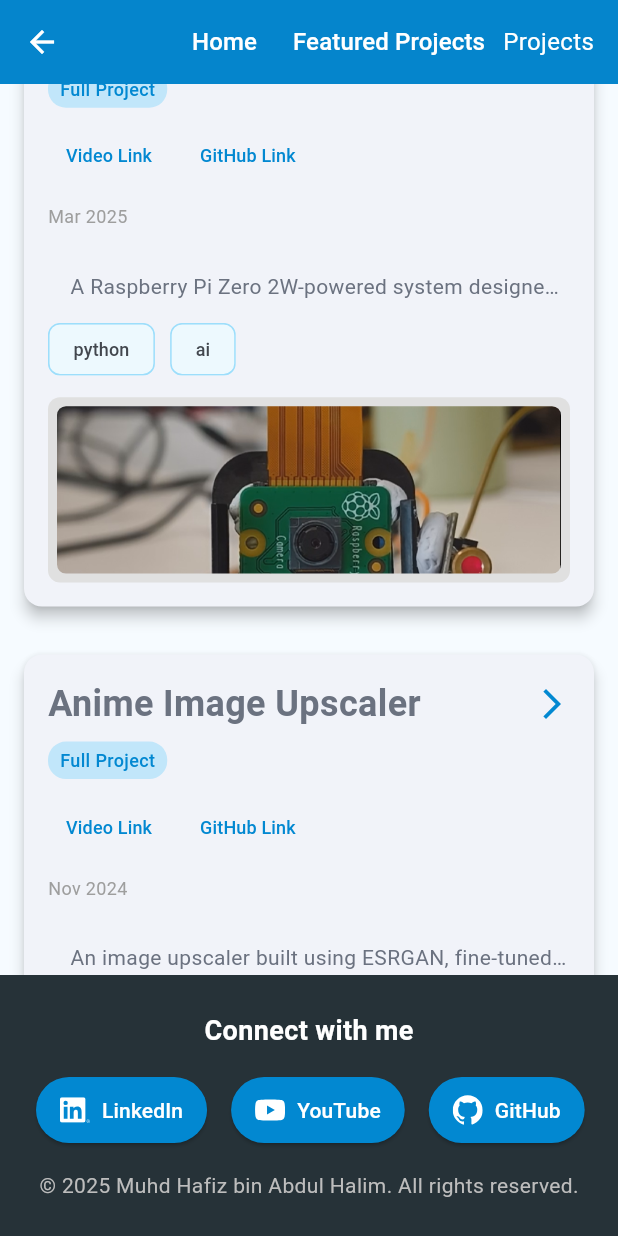
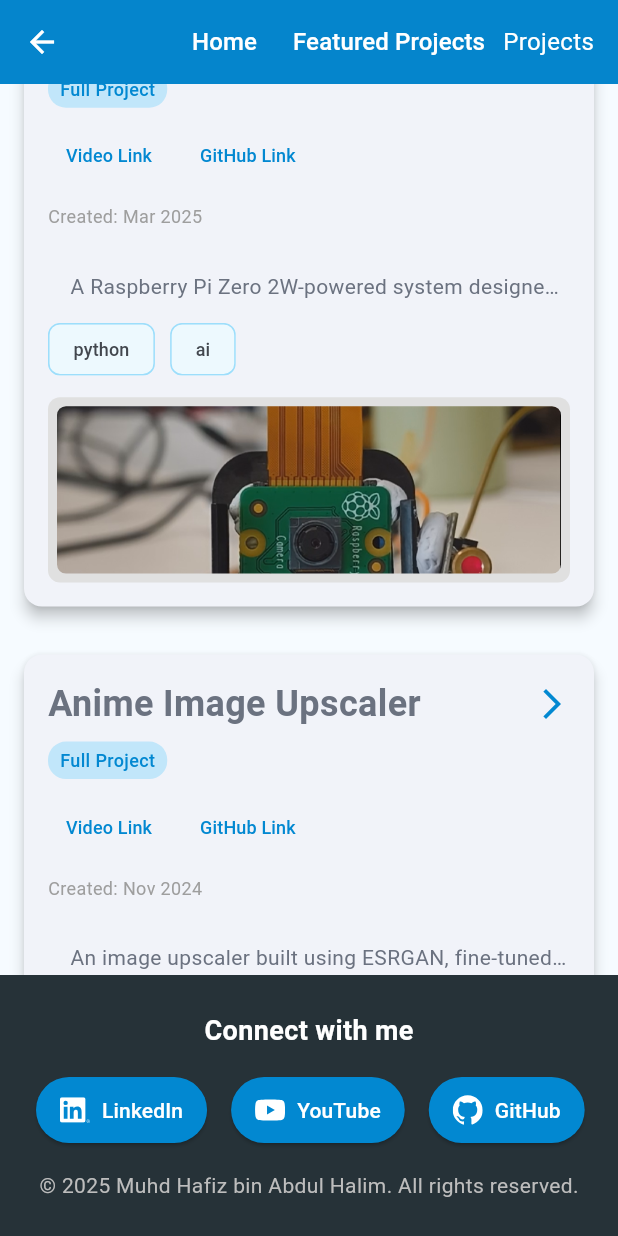
Before and after one commit to dragonstonehafiz/portfolio-site, a Flutter app: the ProjectsBasePage screen opened by its route, scrolled down 1728 dp, on a phone screen of 412 x 824 dp. Run offline on Flutter 3.47's test engine with Material 3 defaults, Android fonts, the light colour scheme and no system bars; our stand-ins replace flutter_markdown, flutter_svg, web; missing offline and left inert: dart:js_interop, dart:ui_web.

Commit message:
project preview now show when project was last updated

```diff
--- a/lib/utils/project_data.dart
+++ b/lib/utils/project_data.dart
@@ -565,18 +565,19 @@ class ProjectData {
 
         const SizedBox(height: 8),
 
-        // Row 3: Dates
+        // Row 3: Dates - always show Created and Updated (if present), even in preview.
         Row(
           children: [
             Flexible(
               child: Text(
-                isPreview ? (_formatDate(date)) : 'Created: ${_formatDate(date)}',
+                'Created: ${_formatDate(date)}',
                 style: const TextStyle(fontSize: 12, color: Colors.grey),
                 overflow: TextOverflow.ellipsis,
               ),
             ),
-            if (!isPreview && lastUpdate != null) ...[
-              const SizedBox(width: 16),
+            // Keep a small gap and show Updated date if available
+            if (lastUpdate != null) ...[
+              const SizedBox(width: 12),
               Flexible(
                 child: Text(
                   'Updated: ${_formatDate(lastUpdate!)}',
```
